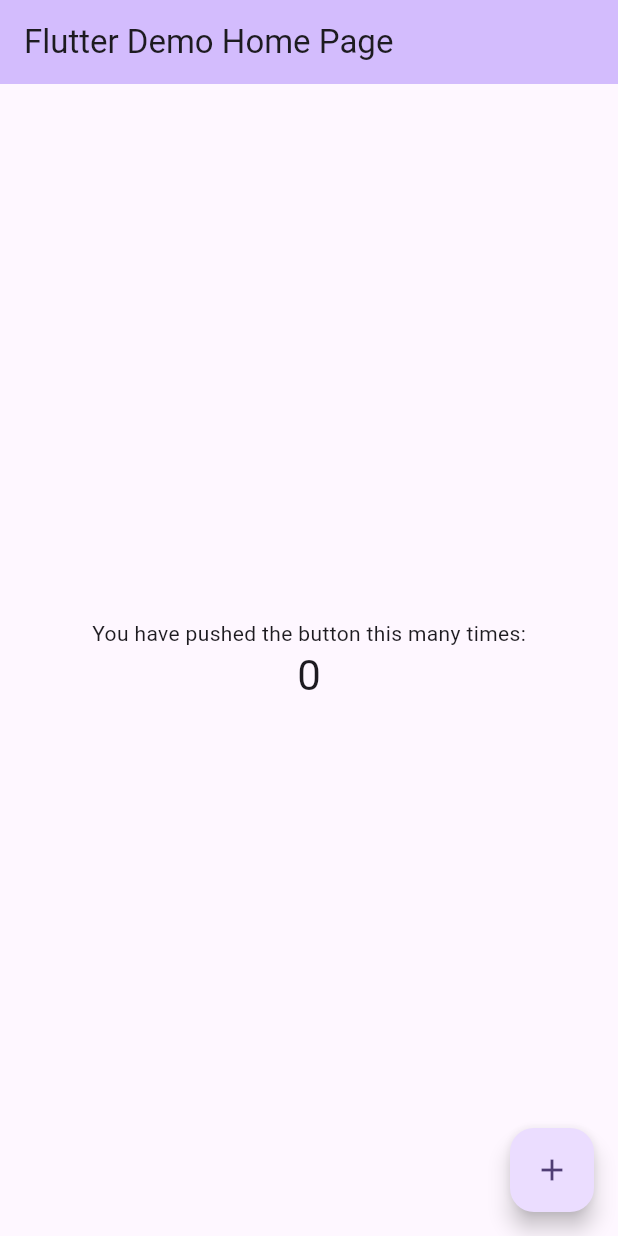
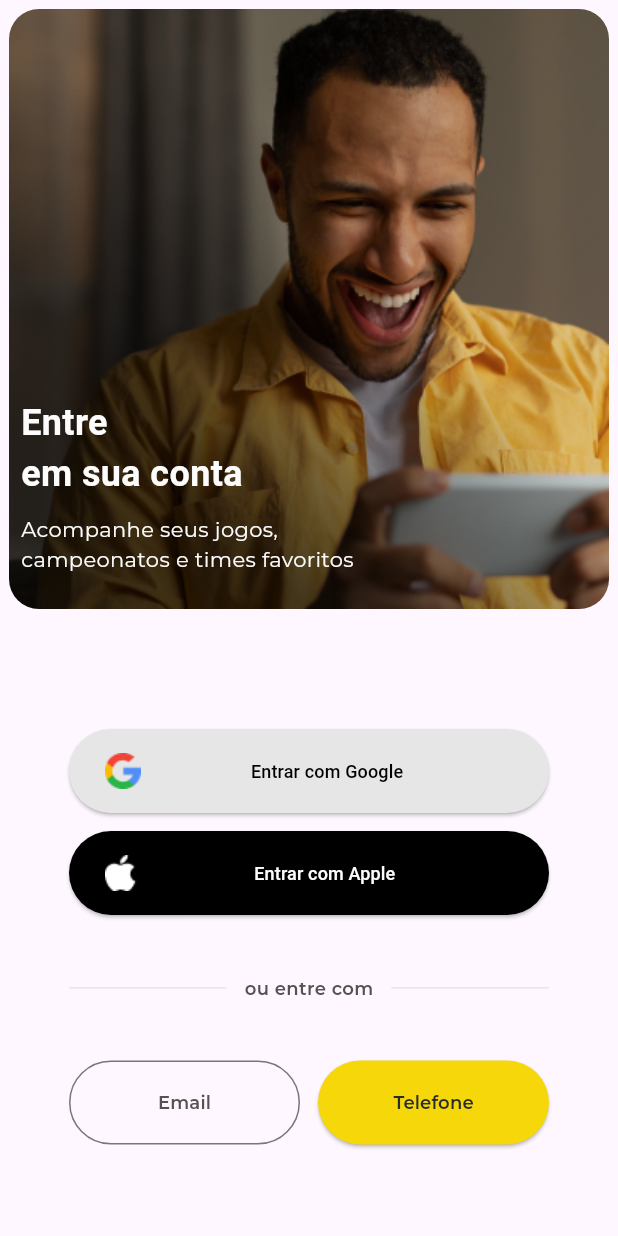
Before and after one commit to mmatheusfas/desafio-loomi, a Flutter app: the screen it shows after launch, on a phone screen of 412 x 824 dp. Run offline on Flutter 3.47's test engine with Material 3 defaults, Android fonts, the phone set to English and light mode, and no system bars; our stand-ins replace dio, flutter_mobx, get_it, google_fonts, mobx, retrofit and 1 more; generated files the repository leaves out were written again.

Commit message:
[UPDATE] Create login flow

```diff
--- /dev/null
+++ b/lib/features/login/components/login_divider.dart
@@ -0,0 +1,20 @@
+import 'package:flutter/material.dart';
+import 'package:loomi_test/support/style/app_colors.dart';
+import 'package:loomi_test/support/style/app_fonts.dart';
+
+class LoginDivider extends StatelessWidget {
+  const LoginDivider({super.key});
+
+  @override
+  Widget build(BuildContext context) {
+    return Row(
+      children: [
+        const Expanded(child: Divider(color: AppColors.lightGrey)),
+        const SizedBox(width: 12),
+        Text("ou entre com", style: AppFonts.montserratSemiBold(12, AppColors.darkGrey)),
+        const SizedBox(width: 12),
+        const Expanded(child: Divider(color: AppColors.lightGrey)),
+      ],
+    );
+  }
+}
--- /dev/null
+++ b/lib/features/login/components/login_welcome_card.dart
@@ -0,0 +1,44 @@
+import 'package:flutter/material.dart';
+import 'package:loomi_test/support/style/app_assets.dart';
+import 'package:loomi_test/support/style/app_fonts.dart';
+
+import '../../../support/style/app_colors.dart';
+
+class LoginWelcomeCard extends StatelessWidget {
+  const LoginWelcomeCard({super.key});
+
+  @override
+  Widget build(BuildContext context) {
+    return Container(
+      padding: const EdgeInsets.all(8),
+      decoration: BoxDecoration(
+        borderRadius: BorderRadius.circular(20),
+        image: const DecorationImage(
+          image: AssetImage(AppAssets.loginCover),
+          fit: BoxFit.cover,
+        ),
+      ),
+      height: 400,
+      child: Stack(
+        children: [
+          Positioned(
+            bottom: 65,
+            left: 0,
+            right: 0,
+            child: Text(
+              "Entre \nem sua conta",
+              style: AppFonts.archivoNarrowSemiBold(24, AppColors.white),
+            ),
+          ),
+          Positioned(
+            bottom: 15,
+            child: Text(
+              "Acompanhe seus jogos,\ncampeonatos e times favoritos",
+              style: AppFonts.montserratRegular(14, AppColors.white),
+            ),
+          ),
+        ],
+      ),
+    );
+  }
+}
--- /dev/null
+++ b/lib/features/login/components/social_login_button.dart
@@ -0,0 +1,46 @@
+import 'package:flutter/material.dart';
+
+class SocialLoginButton extends StatelessWidget {
+  final String text;
+  final Color backgroundColor;
+  final Color textColor;
+  final IconData icon;
+  final VoidCallback onPressed;
+  final String iconPath;
+
+  const SocialLoginButton({
+    super.key,
+    required this.text,
+    required this.backgroundColor,
+    required this.icon,
+    required this.onPressed,
+    required this.textColor,
+    required this.iconPath,
+  });
+
+  @override
+  Widget build(BuildContext context) {
+    return SizedBox(
+      height: 56,
+      child: ElevatedButton(
+        iconAlignment: IconAlignment.start,
+        style: ElevatedButton.styleFrom(
+          backgroundColor: backgroundColor,
+        ),
+        onPressed: onPressed,
+        child: Row(
+          mainAxisAlignment: MainAxisAlignment.start,
+          children: [
+            Image.asset(iconPath),
+            const Spacer(),
+            Text(
+              text,
+              style: TextStyle(color: textColor, fontSize: 12),
+            ),
+            const Spacer(),
+          ],
+        ),
+      ),
+    );
+  }
+}
--- /dev/null
+++ b/lib/features/login/login_view.dart
@@ -0,0 +1,90 @@
+import 'package:flutter/material.dart';
+import 'package:loomi_test/features/login/components/login_divider.dart';
+import 'package:loomi_test/features/login/components/social_login_button.dart';
+import 'package:loomi_test/support/style/app_assets.dart';
+import 'package:loomi_test/support/style/app_colors.dart';
+import 'package:loomi_test/support/style/app_fonts.dart';
+
+import 'components/login_welcome_card.dart';
+
+class LoginView extends StatelessWidget {
+  const LoginView({super.key});
+
+  @override
+  Widget build(BuildContext context) {
+    return Scaffold(
+      body: SingleChildScrollView(
+        child: Padding(
+          padding: const EdgeInsets.all(6),
+          child: Column(
+            mainAxisAlignment: MainAxisAlignment.start,
+            children: [
+              const LoginWelcomeCard(),
+              const SizedBox(height: 80),
+              Padding(
+                padding: const EdgeInsets.symmetric(horizontal: 40),
+                child: Column(
+                  children: [
+                    SocialLoginButton(
+                      iconPath: AppAssets.icGoogle,
+                      textColor: Colors.black,
+                      backgroundColor: AppColors.lightGrey,
+                      text: "Entrar com Google",
+                      icon: Icons.telegram,
+                      onPressed: () {},
+                    ),
+                    const SizedBox(height: 12),
+                    SocialLoginButton(
+                      iconPath: AppAssets.icApple,
+                      textColor: AppColors.white,
+                      backgroundColor: AppColors.black,
+                      text: "Entrar com Apple",
+                      icon: Icons.telegram,
+                      onPressed: () {},
+                    ),
+                    const SizedBox(height: 40),
+                    const LoginDivider(),
+                    const SizedBox(height: 40),
+                    Row(
+                      mainAxisAlignment: MainAxisAlignment.center,
+                      children: [
+                        Expanded(
+                          child: OutlinedButton(
+                            style: ElevatedButton.styleFrom(
+                              minimumSize: const Size(100, 56),
+                            ),
+                            onPressed: () {
+                              Navigator.pushNamed(context, '/login-email');
+                            },
+                            child: Text(
+                              'Email',
+                              style: AppFonts.montserratSemiBold(12, AppColors.darkGrey),
+                            ),
+                          ),
+                        ),
+                        const SizedBox(width: 12),
+                        Expanded(
+                          child: ElevatedButton(
+                            onPressed: () {},
+                            style: ElevatedButton.styleFrom(
+                              backgroundColor: AppColors.yellow,
+                              minimumSize: const Size(100, 56),
+                            ),
+                            child: Text(
+                              'Telefone',
+                              style: AppFonts.montserratSemiBold(12, AppColors.ultraDarkGrey),
+                            ),
+                          ),
+                        )
+                      ],
+                    )
+                  ],
+                ),
+              ),
+            ],
+          ),
+        ),
+      ),
+    );
+  }
+}
--- a/lib/main.dart
+++ b/lib/main.dart
@@ -1,125 +1,30 @@
 import 'package:flutter/material.dart';
+import 'package:loomi_test/features/home/home_view.dart';
+import 'package:loomi_test/features/login/login_steps/login_email_view.dart';
+import 'package:loomi_test/features/login/login_steps/login_password_view.dart';
+import 'package:loomi_test/features/login/login_view.dart';
+import 'package:loomi_test/services/service_locator.dart';
 
 void main() {
+  setupServices();
+
   runApp(const MyApp());
 }
 
 class MyApp extends StatelessWidget {
   const MyApp({super.key});
 
-  // This widget is the root of your application.
   @override
   Widget build(BuildContext context) {
     return MaterialApp(
-      title: 'Flutter Demo',
-      theme: ThemeData(
-        // This is the theme of your application.
-        //
-        // TRY THIS: Try running your application with "flutter run". You'll see
-        // the application has a purple toolbar. Then, without quitting the app,
-        // try changing the seedColor in the colorScheme below to Colors.green
-        // and then invoke "hot reload" (save your changes or press the "hot
-        // reload" button in a Flutter-supported IDE, or press "r" if you used
-        // the command line to start the app).
-        //
-        // Notice that the counter didn't reset back to zero; the application
-        // state is not lost during the reload. To reset the state, use hot
-        // restart instead.
-        //
-        // This works for code too, not just values: Most code changes can be
-        // tested with just a hot reload.
-        colorScheme: ColorScheme.fromSeed(seedColor: Colors.deepPurple),
-        useMaterial3: true,
-      ),
-      home: const MyHomePage(title: 'Flutter Demo Home Page'),
+      debugShowCheckedModeBanner: false,
+      initialRoute: '/',
+      routes: {
+        '/': (_) => const LoginView(),
+        '/login-email': (_) => const LoginEmailView(),
+        '/login-password': (_) => const LoginPasswordView(),
+        '/home': (_) => const HomeView(),
+      },
     );
   }
 }
-
-class MyHomePage extends StatefulWidget {
-  const MyHomePage({super.key, required this.title});
-
-  // This widget is the home page of your application. It is stateful, meaning
-  // that it has a State object (defined below) that contains fields that affect
-  // how it looks.
-
-  // This class is the configuration for the state. It holds the values (in this
-  // case the title) provided by the parent (in this case the App widget) and
-  // used by the build method of the State. Fields in a Widget subclass are
-  // always marked "final".
-
-  final String title;
-
-  @override
-  State<MyHomePage> createState() => _MyHomePageState();
-}
-
-class _MyHomePageState extends State<MyHomePage> {
-  int _counter = 0;
-
-  void _incrementCounter() {
-    setState(() {
-      // This call to setState tells the Flutter framework that something has
-      // changed in this State, which causes it to rerun the build method below
-      // so that the display can reflect the updated values. If we changed
-      // _counter without calling setState(), then the build method would not be
-      // called again, and so nothing would appear to happen.
-      _counter++;
-    });
-  }
-
-  @override
-  Widget build(BuildContext context) {
-    // This method is rerun every time setState is called, for instance as done
-    // by the _incrementCounter method above.
-    //
-    // The Flutter framework has been optimized to make rerunning build methods
-    // fast, so that you can just rebuild anything that needs updating rather
-    // than having to individually change instances of widgets.
-    return Scaffold(
-      appBar: AppBar(
-        // TRY THIS: Try changing the color here to a specific color (to
-        // Colors.amber, perhaps?) and trigger a hot reload to see the AppBar
-        // change color while the other colors stay the same.
-        backgroundColor: Theme.of(context).colorScheme.inversePrimary,
-        // Here we take the value from the MyHomePage object that was created by
-        // the App.build method, and use it to set our appbar title.
-        title: Text(widget.title),
-      ),
-      body: Center(
-        // Center is a layout widget. It takes a single child and positions it
-        // in the middle of the parent.
-        child: Column(
-          // Column is also a layout widget. It takes a list of children and
-          // arranges them vertically. By default, it sizes itself to fit its
-          // children horizontally, and tries to be as tall as its parent.
-          //
-          // Column has various properties to control how it sizes itself and
-          // how it positions its children. Here we use mainAxisAlignment to
-          // center the children vertically; the main axis here is the vertical
-          // axis because Columns are vertical (the cross axis would be
-          // horizontal).
-          //
-          // TRY THIS: Invoke "debug painting" (choose the "Toggle Debug Paint"
-          // action in the IDE, or press "p" in the console), to see the
-          // wireframe for each widget.
-          mainAxisAlignment: MainAxisAlignment.center,
-          children: <Widget>[
-            const Text(
-              'You have pushed the button this many times:',
-            ),
-            Text(
-              '$_counter',
-              style: Theme.of(context).textTheme.headlineMedium,
-            ),
-          ],
-        ),
-      ),
-      floatingActionButton: FloatingActionButton(
-        onPressed: _incrementCounter,
-        tooltip: 'Increment',
-        child: const Icon(Icons.add),
-      ), // This trailing comma makes auto-formatting nicer for build methods.
-    );
-  }
-}
--- a/lib/services/service_locator.dart
+++ b/lib/services/service_locator.dart
@@ -1,8 +1,12 @@
 import 'package:dio/dio.dart';
 import 'package:get_it/get_it.dart';
+import 'package:loomi_test/features/login/login_controller.dart';
+import 'package:loomi_test/repositories/login/login_repository.dart';
 
 final getIt = GetIt.instance;
 
 void setupServices() {
   getIt.registerSingleton<Dio>(Dio());
+  getIt.registerSingleton<LoginRepository>(LoginRepository(getIt.get<Dio>()));
+  getIt.registerSingleton<LoginController>(LoginController(loginRepository: getIt.get<LoginRepository>()));
 }
```
Also changed, not shown: lib/features/home/home_view.dart (added, +15 -0 lines), lib/features/login/login_controller.dart (+60 -3 lines), lib/features/login/login_steps/components/login_form_field.dart (added, +72 -0 lines), lib/features/login/login_steps/login_email_view.dart (added, +42 -0 lines), lib/features/login/login_steps/login_password_view.dart (added, +56 -0 lines), lib/features/login/login_controller.g.dart (added).
